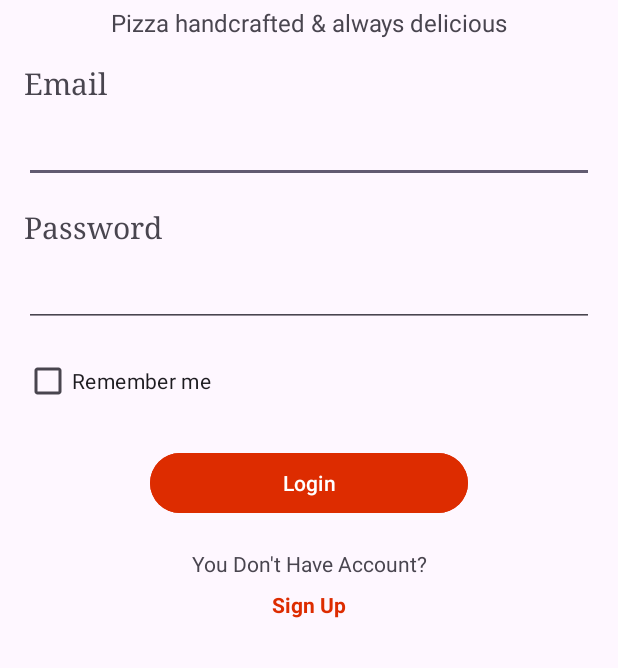
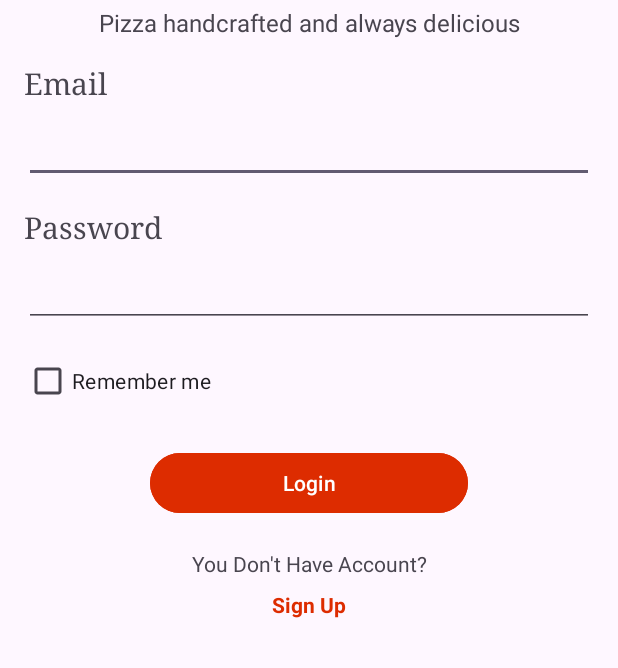
Before and after one commit to Hansimalakvindi/PizzaMania-APP, an Android app: the layout activity_main2.xml on its own in the app's theme, with its tools: preview values and no code run, on a phone screen of 412 x 824 dp, the part 406-1074 px from its top. Run offline under Robolectric (Android 15) with nearby library versions, the phone set to English and light mode, and no system bars; Roboto replaces fonts that are not available here.

Commit message:
initial commit

```diff
--- /dev/null
+++ b/app/src/main/java/DatabaseHelper.java
@@ -0,0 +1,2 @@
+public class DatabaseHelper {
+}
--- a/app/src/main/res/layout/activity_main2.xml
+++ b/app/src/main/res/layout/activity_main2.xml
@@ -37,7 +37,7 @@
         android:id="@+id/textView4"
         android:layout_width="0dp"
         android:layout_height="wrap_content"
-        android:text="Pizza handcrafted &amp; always delicious"
+        android:text="Pizza handcrafted and always delicious"
         android:textAlignment="center"
         android:textSize="16sp"
         app:layout_constraintTop_toBottomOf="@id/textView3"
```
